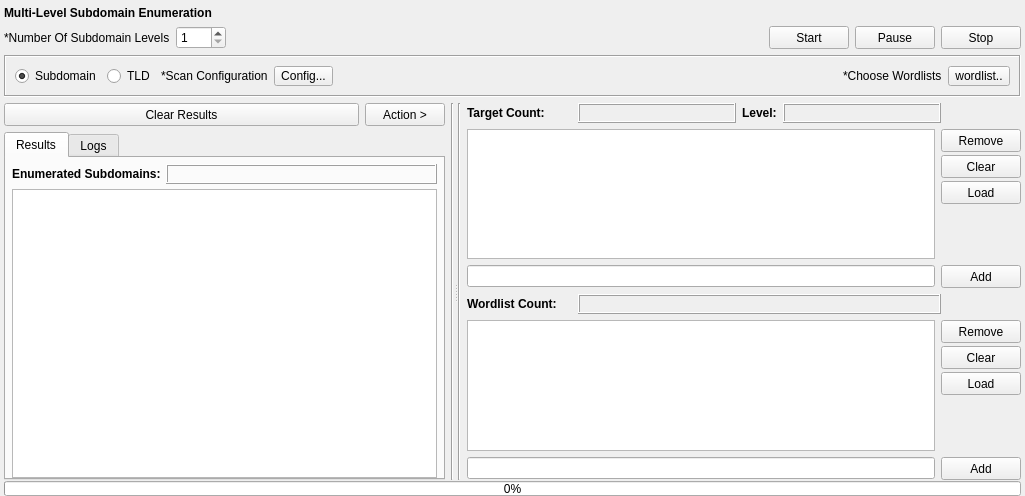
Before: the Qt Designer form gui/src/engines/level/Level.ui in 3nock/OTE, drawn with Qt 5.
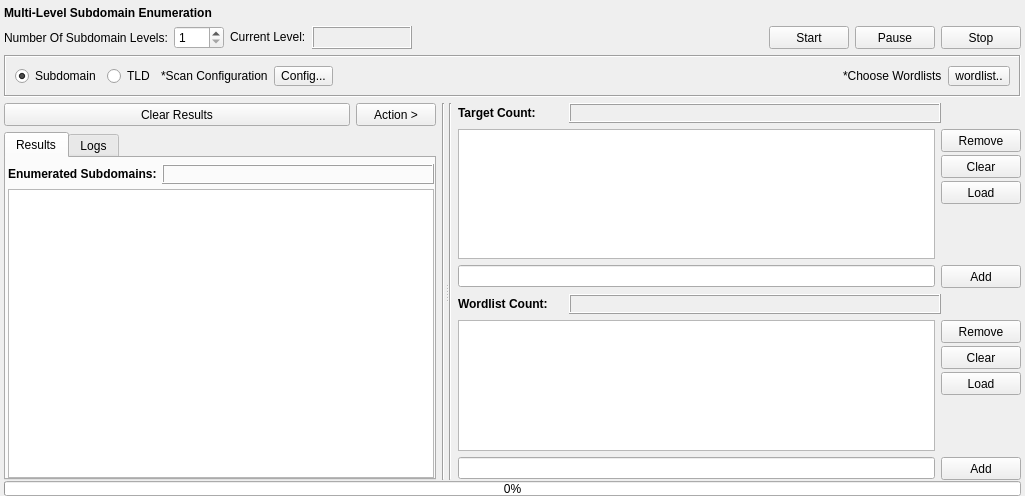
After: the same form once the commit is applied.

Patch:
```diff
--- a/gui/src/engines/level/Level.ui
+++ b/gui/src/engines/level/Level.ui
@@ -53,7 +53,7 @@
      <item>
       <widget class="QLabel" name="label_6">
        <property name="text">
-        <string>*Number Of Subdomain Levels</string>
+        <string>Number Of Subdomain Levels:</string>
        </property>
       </widget>
      </item>
@@ -79,6 +79,47 @@
        </property>
       </widget>
      </item>
+     <item>
+      <widget class="QLabel" name="label_5">
+       <property name="sizePolicy">
+        <sizepolicy hsizetype="Maximum" vsizetype="Maximum">
+         <horstretch>0</horstretch>
+         <verstretch>0</verstretch>
+        </sizepolicy>
+       </property>
+       <property name="font">
+        <font>
+         <weight>50</weight>
+         <bold>false</bold>
+        </font>
+       </property>
+       <property name="text">
+        <string>Current Level:</string>
+       </property>
+      </widget>
+     </item>
+     <item>
+      <widget class="QLabel" name="label_level">
+       <property name="minimumSize">
+        <size>
+         <width>100</width>
+         <height>0</height>
+        </size>
+       </property>
+       <property name="styleSheet">
+        <string notr="true"/>
+       </property>
+       <property name="frameShape">
+        <enum>QFrame::Box</enum>
+       </property>
+       <property name="frameShadow">
+        <enum>QFrame::Raised</enum>
+       </property>
+       <property name="text">
+        <string/>
+       </property>
+      </widget>
+     </item>
      <item>
       <spacer name="horizontalSpacer_3">
        <property name="orientation">
@@ -357,13 +398,13 @@
                 <number>5</number>
                </property>
                <property name="leftMargin">
-                <number>6</number>
+                <number>2</number>
                </property>
                <property name="topMargin">
                 <number>6</number>
                </property>
                <property name="rightMargin">
-                <number>6</number>
+                <number>0</number>
                </property>
                <property name="bottomMargin">
                 <number>0</number>
@@ -614,41 +655,6 @@
                </property>
               </widget>
              </item>
-             <item>
-              <widget class="QLabel" name="label_5">
-               <property name="sizePolicy">
-                <sizepolicy hsizetype="Maximum" vsizetype="Maximum">
-                 <horstretch>0</horstretch>
-                 <verstretch>0</verstretch>
-                </sizepolicy>
-               </property>
-               <property name="font">
-                <font>
-                 <weight>75</weight>
-                 <bold>true</bold>
-                </font>
-               </property>
-               <property name="text">
-                <string>Level:</string>
-               </property>
-              </widget>
-             </item>
-             <item>
-              <widget class="QLabel" name="label_level">
-               <property name="styleSheet">
-                <string notr="true"/>
-               </property>
-               <property name="frameShape">
-                <enum>QFrame::Box</enum>
-               </property>
-               <property name="frameShadow">
-                <enum>QFrame::Raised</enum>
-               </property>
-               <property name="text">
-                <string/>
-               </property>
-              </widget>
-             </item>
              <item>
               <spacer name="horizontalSpacer_7">
                <property name="orientation">
```
Left out of the diff: 17 changed lines with no effect on the pictures.
